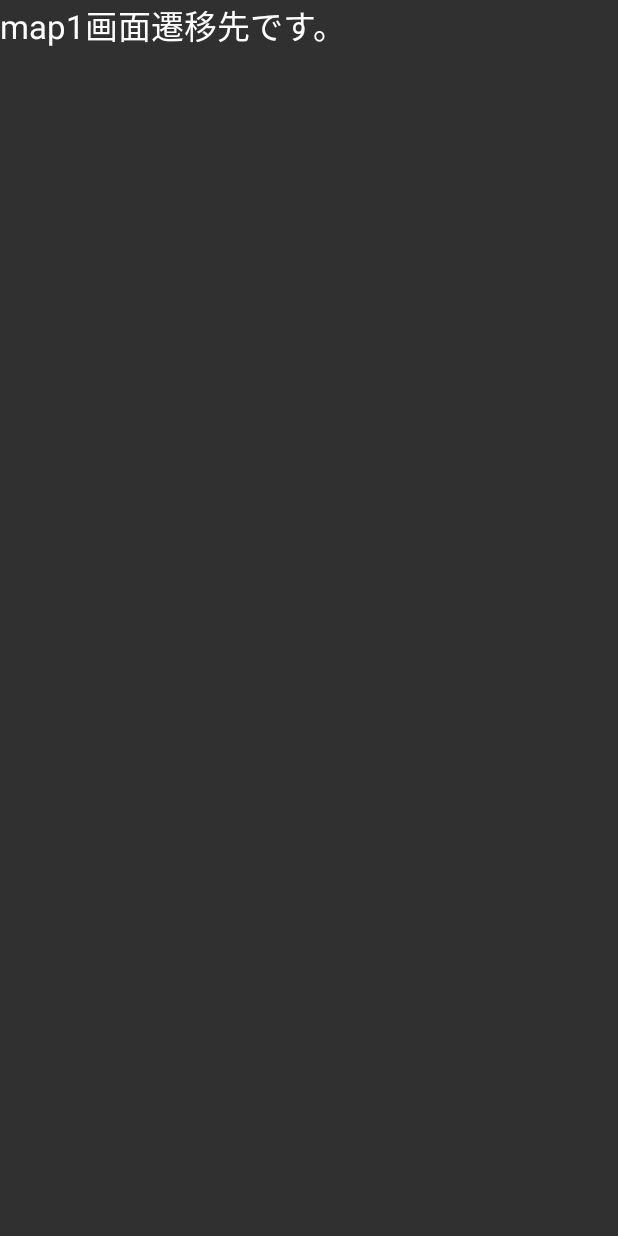
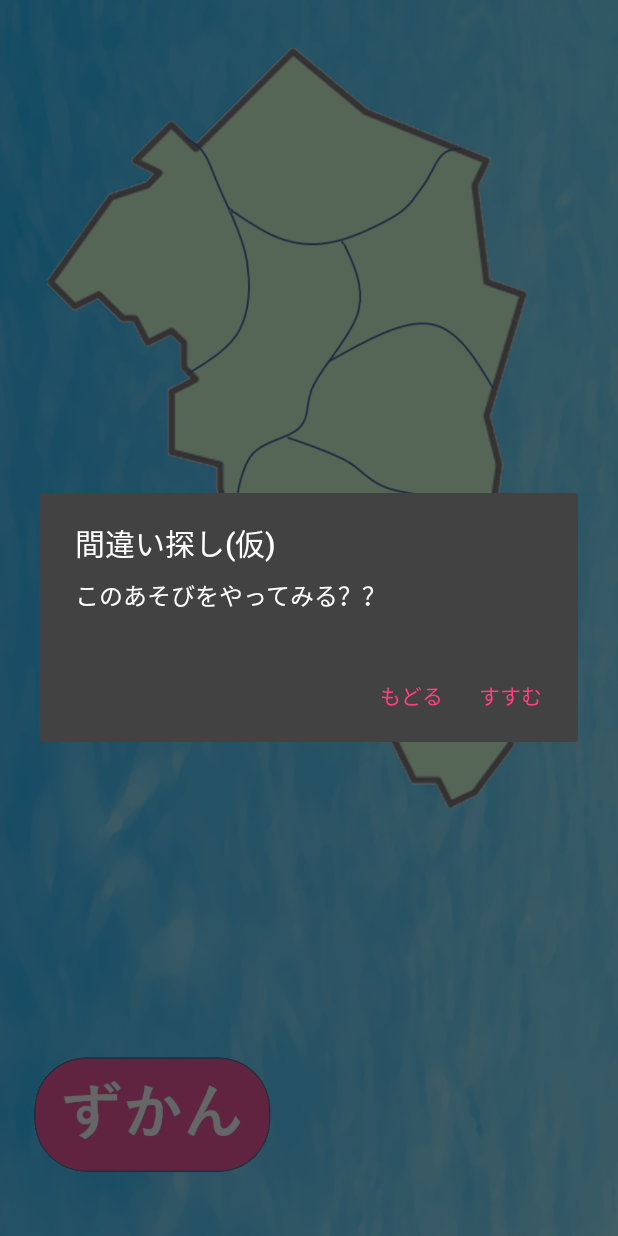
Before and after one commit to shxun6934/Kana-ko, an Android app: the screen it shows after launch (map1Activity before the commit, MapActivity after it), after a tap on an icon or button, on a phone screen of 412 x 824 dp. Run offline under Robolectric (Android 15) with nearby library versions, the phone set to English and light mode, and no system bars.

Commit message:
確認ダイアログ(1面)の追加

```diff
--- a/app/src/main/java/smartphoneapp_project/kanazawaapp_2017/MapActivity.java
+++ b/app/src/main/java/smartphoneapp_project/kanazawaapp_2017/MapActivity.java
@@ -1,25 +1,61 @@
 package smartphoneapp_project.kanazawaapp_2017;
 
+import android.content.DialogInterface;
 import android.content.Intent;
+import android.os.Build;
 import android.os.Bundle;
+import android.support.annotation.RequiresApi;
+import android.support.v7.app.AlertDialog;
 import android.support.v7.app.AppCompatActivity;
 import android.view.View;
 import android.widget.Button;
 
 public class MapActivity extends AppCompatActivity {
 
+    @RequiresApi(api = Build.VERSION_CODES.LOLLIPOP)
     @Override
     protected void onCreate(Bundle savedInstanceState) {
         super.onCreate(savedInstanceState);
         setContentView(R.layout.activity_map);
+        /*Toolbar toolbar = (Toolbar)findViewById(R.id.toolbar);*/
 
         View.OnClickListener a = new View.OnClickListener() {
             @Override
-            public void onClick(View v) {//押下時の処理
-                Intent map1_change = new Intent(MapActivity.this, map1Activity.class);
-                startActivity(map1_change);//画面遷移を行う
-            }
-        };
+            public void onClick(final View v) {//押下時の処理
+                //確認ダイアログの作成
+                AlertDialog.Builder alertDialog = new AlertDialog.Builder(MapActivity.this);
+                alertDialog.setTitle("間違い探し(仮)");
+                alertDialog.setMessage("このあそびをやってみる？？");
+                alertDialog.setPositiveButton("すすむ", new DialogInterface.OnClickListener() {
+                    @Override
+                    public void onClick(DialogInterface dialog, int which) {
+
+                        //Yesボタンが押されたときの処理
+                            Intent map1_change = new Intent(MapActivity.this, map1Activity.class);
+                            startActivity(map1_change);//画面遷移を行う
+                        }
+                });
+                alertDialog.setNegativeButton("もどる",new DialogInterface.OnClickListener() {
+                @Override
+                public void onClick(DialogInterface dialog, int which) {
+
+
+                    //Noボタンが押されたときの処理
+
+
+                }
+                });
+
+
+
+
+
+
+                alertDialog.create().show();
+                    }
+
+
+            };
 
         View.OnClickListener b = new View.OnClickListener() {
             @Override
--- a/app/src/main/res/layout/activity_map.xml
+++ b/app/src/main/res/layout/activity_map.xml
@@ -1,8 +1,11 @@
 <?xml version="1.0" encoding="utf-8"?>
 <FrameLayout xmlns:android="http://schemas.android.com/apk/res/android"
+    xmlns:tools="http://schemas.android.com/tools"
     android:orientation="vertical"
     android:layout_width="match_parent"
-    android:layout_height="match_parent">
+    android:layout_height="match_parent"
+    tools:showIn="@layout/activity_map" tools:context=".MapActivity"
+    >
 
     <LinearLayout
         xmlns:android="http://schemas.android.com/apk/res/android"
--- /dev/null
+++ b/app/src/main/res/values/ids.xml
@@ -0,0 +1,4 @@
+<?xml version="1.0" encoding="utf-8"?>
+<resources>
+    <item name="toolbar" type="id" />
+</resources>
```
